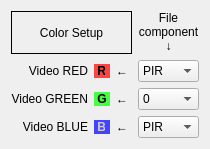
Before: the Qt Designer form Code/Common/mvdColorSetupWidget.ui in orfeotoolbox/OTB, drawn with Qt 5.
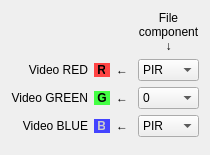
After: the same form once the commit is applied.

Commit message: ENH: Fixed ColorSetup layout properties.

The edit to the form file:
```diff
--- a/Code/Common/mvdColorSetupWidget.ui
+++ b/Code/Common/mvdColorSetupWidget.ui
@@ -6,8 +6,8 @@
    <rect>
     <x>0</x>
     <y>0</y>
-    <width>208</width>
-    <height>149</height>
+    <width>202</width>
+    <height>155</height>
    </rect>
   </property>
   <property name="windowTitle">
@@ -17,34 +17,12 @@
    <locale language="C" country="AnyCountry"/>
   </property>
   <layout class="QGridLayout" name="gridLayout_2">
-   <item row="0" column="0">
+   <item row="0" column="1">
     <layout class="QGridLayout" name="gridLayout">
-     <item row="0" column="0">
-      <widget class="QLabel" name="m_ColorSetupLabel">
-       <property name="sizePolicy">
-        <sizepolicy hsizetype="Preferred" vsizetype="Preferred">
-         <horstretch>0</horstretch>
-         <verstretch>0</verstretch>
-        </sizepolicy>
-       </property>
-       <property name="frameShape">
-        <enum>QFrame::Box</enum>
-       </property>
-       <property name="text">
-        <string>Color Setup</string>
-       </property>
-       <property name="alignment">
-        <set>Qt::AlignCenter</set>
-       </property>
-       <property name="wordWrap">
-        <bool>false</bool>
-       </property>
-      </widget>
-     </item>
      <item row="0" column="1">
       <widget class="QLabel" name="m_FileComponentLabel">
        <property name="sizePolicy">
-        <sizepolicy hsizetype="Preferred" vsizetype="Preferred">
+        <sizepolicy hsizetype="Expanding" vsizetype="Minimum">
          <horstretch>0</horstretch>
          <verstretch>0</verstretch>
         </sizepolicy>
@@ -59,24 +37,14 @@
        <property name="sizeConstraint">
         <enum>QLayout::SetMinimumSize</enum>
        </property>
-       <item>
-        <spacer name="horizontalSpacer">
-         <property name="orientation">
-          <enum>Qt::Horizontal</enum>
-         </property>
-         <property name="sizeType">
-          <enum>QSizePolicy::Expanding</enum>
-         </property>
-         <property name="sizeHint" stdset="0">
-          <size>
-           <width>13</width>
-           <height>20</height>
-          </size>
-         </property>
-        </spacer>
-       </item>
        <item>
         <widget class="QLabel" name="m_RedLabel">
+         <property name="sizePolicy">
+          <sizepolicy hsizetype="Expanding" vsizetype="Minimum">
+           <horstretch>0</horstretch>
+           <verstretch>0</verstretch>
+          </sizepolicy>
+         </property>
          <property name="text">
           <string>Video RED</string>
          </property>
@@ -87,6 +55,12 @@
        </item>
        <item>
         <widget class="QLabel" name="m_RLabel">
+         <property name="sizePolicy">
+          <sizepolicy hsizetype="Minimum" vsizetype="Minimum">
+           <horstretch>0</horstretch>
+           <verstretch>0</verstretch>
+          </sizepolicy>
+         </property>
          <property name="text">
           <string>&lt;span style=&quot;color:#000000;background-color:#FF4444&quot;&gt;&amp;nbsp;&lt;b&gt;R&lt;/b&gt;&amp;nbsp;&lt;/span&gt;</string>
          </property>
@@ -94,6 +68,12 @@
        </item>
        <item>
         <widget class="QLabel" name="label_5">
+         <property name="sizePolicy">
+          <sizepolicy hsizetype="Minimum" vsizetype="Minimum">
+           <horstretch>0</horstretch>
+           <verstretch>0</verstretch>
+          </sizepolicy>
+         </property>
          <property name="text">
           <string>&lt;span&gt;&lt;b&gt;&amp;larr;&lt;/b&gt;&amp;nbsp;&lt;/span&gt;</string>
          </property>
@@ -103,6 +83,12 @@
      </item>
      <item row="1" column="1">
       <widget class="QComboBox" name="m_RedComboBox">
+       <property name="sizePolicy">
+        <sizepolicy hsizetype="Preferred" vsizetype="Minimum">
+         <horstretch>0</horstretch>
+         <verstretch>0</verstretch>
+        </sizepolicy>
+       </property>
        <item>
         <property name="text">
          <string>PIR</string>
@@ -135,24 +121,14 @@
        <property name="sizeConstraint">
         <enum>QLayout::SetMinimumSize</enum>
        </property>
-       <item>
-        <spacer name="horizontalSpacer_2">
-         <property name="orientation">
-          <enum>Qt::Horizontal</enum>
-         </property>
-         <property name="sizeType">
-          <enum>QSizePolicy::Expanding</enum>
-         </property>
-         <property name="sizeHint" stdset="0">
-          <size>
-           <width>13</width>
-           <height>20</height>
-          </size>
-         </property>
-        </spacer>
-       </item>
        <item>
         <widget class="QLabel" name="m_GreenLabel">
+         <property name="sizePolicy">
+          <sizepolicy hsizetype="Expanding" vsizetype="Minimum">
+           <horstretch>0</horstretch>
+           <verstretch>0</verstretch>
+          </sizepolicy>
+         </property>
          <property name="text">
           <string>Video GREEN</string>
          </property>
@@ -163,6 +139,12 @@
        </item>
        <item>
         <widget class="QLabel" name="m_GLabel">
+         <property name="sizePolicy">
+          <sizepolicy hsizetype="Minimum" vsizetype="Minimum">
+           <horstretch>0</horstretch>
+           <verstretch>0</verstretch>
+          </sizepolicy>
+         </property>
          <property name="text">
           <string>&lt;span style=&quot;color:#000000;background-color:#44FF44&quot;&gt;&amp;nbsp;&lt;b&gt;G&lt;/b&gt;&amp;nbsp;&lt;/span&gt;</string>
          </property>
@@ -170,6 +152,12 @@
        </item>
        <item>
         <widget class="QLabel" name="label_6">
+         <property name="sizePolicy">
+          <sizepolicy hsizetype="Minimum" vsizetype="Minimum">
+           <horstretch>0</horstretch>
+           <verstretch>0</verstretch>
+          </sizepolicy>
+         </property>
          <property name="text">
           <string>&lt;span&gt;&lt;b&gt;&amp;larr;&lt;/b&gt;&amp;nbsp;&lt;/span&gt;</string>
          </property>
@@ -179,6 +167,12 @@
      </item>
      <item row="2" column="1">
       <widget class="QComboBox" name="m_GreenComboBox">
+       <property name="sizePolicy">
+        <sizepolicy hsizetype="Preferred" vsizetype="Minimum">
+         <horstretch>0</horstretch>
+         <verstretch>0</verstretch>
+        </sizepolicy>
+       </property>
        <item>
         <property name="text">
          <string>0</string>
@@ -211,24 +205,14 @@
        <property name="sizeConstraint">
         <enum>QLayout::SetMinimumSize</enum>
        </property>
-       <item>
-        <spacer name="horizontalSpacer_3">
-         <property name="orientation">
-          <enum>Qt::Horizontal</enum>
-         </property>
-         <property name="sizeType">
-          <enum>QSizePolicy::Expanding</enum>
-         </property>
-         <property name="sizeHint" stdset="0">
-          <size>
-           <width>13</width>
-           <height>20</height>
-          </size>
-         </property>
-        </spacer>
-       </item>
        <item>
         <widget class="QLabel" name="m_BlueLabel">
+         <property name="sizePolicy">
+          <sizepolicy hsizetype="Expanding" vsizetype="Minimum">
+           <horstretch>0</horstretch>
+           <verstretch>0</verstretch>
+          </sizepolicy>
+         </property>
          <property name="text">
           <string>Video BLUE</string>
          </property>
@@ -239,6 +223,12 @@
        </item>
        <item>
         <widget class="QLabel" name="m_BLabel">
+         <property name="sizePolicy">
+          <sizepolicy hsizetype="Minimum" vsizetype="Minimum">
+           <horstretch>0</horstretch>
+           <verstretch>0</verstretch>
+          </sizepolicy>
+         </property>
          <property name="text">
           <string>&lt;span style=&quot;color:#CCCCCC;background-color:#4444FF&quot;&gt;&amp;nbsp;&lt;b&gt;B&lt;/b&gt;&amp;nbsp;&lt;/span&gt;</string>
          </property>
@@ -246,6 +236,12 @@
        </item>
        <item>
         <widget class="QLabel" name="label_7">
+         <property name="sizePolicy">
+          <sizepolicy hsizetype="Minimum" vsizetype="Minimum">
+           <horstretch>0</horstretch>
+           <verstretch>0</verstretch>
+          </sizepolicy>
+         </property>
          <property name="text">
           <string>&lt;span&gt;&lt;b&gt;&amp;larr;&lt;/b&gt;&amp;nbsp;&lt;/span&gt;</string>
          </property>
@@ -255,6 +251,12 @@
      </item>
      <item row="3" column="1">
       <widget class="QComboBox" name="m_BlueComboBox">
+       <property name="sizePolicy">
+        <sizepolicy hsizetype="Preferred" vsizetype="Minimum">
+         <horstretch>0</horstretch>
+         <verstretch>0</verstretch>
+        </sizepolicy>
+       </property>
        <item>
         <property name="text">
          <string>PIR</string>
@@ -284,6 +286,19 @@
      </item>
     </layout>
    </item>
+   <item row="1" column="1">
+    <spacer name="verticalSpacer">
+     <property name="orientation">
+      <enum>Qt::Vertical</enum>
+     </property>
+     <property name="sizeHint" stdset="0">
+      <size>
+       <width>20</width>
+       <height>0</height>
+      </size>
+     </property>
+    </spacer>
+   </item>
   </layout>
  </widget>
  <resources/>
```
The commit also changes 1 other file.
